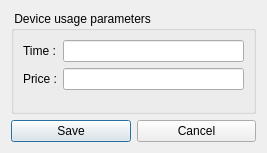
Before: the Qt Designer form client/dlgpaneluseedit.ui in tbikfalvi/Belenus, drawn with Qt 5.
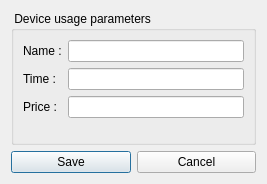
After: the same form once the commit is applied.

Diff of the .ui file:
```diff
--- a/client/dlgpaneluseedit.ui
+++ b/client/dlgpaneluseedit.ui
@@ -7,7 +7,7 @@
     <x>0</x>
     <y>0</y>
     <width>267</width>
-    <height>153</height>
+    <height>184</height>
    </rect>
   </property>
   <property name="windowTitle">
@@ -20,27 +20,34 @@
       <string> Device usage parameters </string>
      </property>
      <layout class="QFormLayout" name="formLayout">
-      <property name="fieldGrowthPolicy">
-       <enum>QFormLayout::AllNonFixedFieldsGrow</enum>
-      </property>
       <item row="0" column="0">
+       <widget class="QLabel" name="lblUseName">
+        <property name="text">
+         <string>Name :</string>
+        </property>
+       </widget>
+      </item>
+      <item row="0" column="1">
+       <widget class="QLineEdit" name="ledUseName"/>
+      </item>
+      <item row="1" column="0">
        <widget class="QLabel" name="lblUseTime">
         <property name="text">
          <string>Time :</string>
         </property>
        </widget>
       </item>
-      <item row="0" column="1">
+      <item row="1" column="1">
        <widget class="QLineEdit" name="ledUseTime"/>
       </item>
-      <item row="1" column="0">
+      <item row="2" column="0">
        <widget class="QLabel" name="lblUsePrice">
         <property name="text">
          <string>Price :</string>
         </property>
        </widget>
       </item>
-      <item row="1" column="1">
+      <item row="2" column="1">
        <widget class="QLineEdit" name="ledUsePrice"/>
       </item>
      </layout>
```
